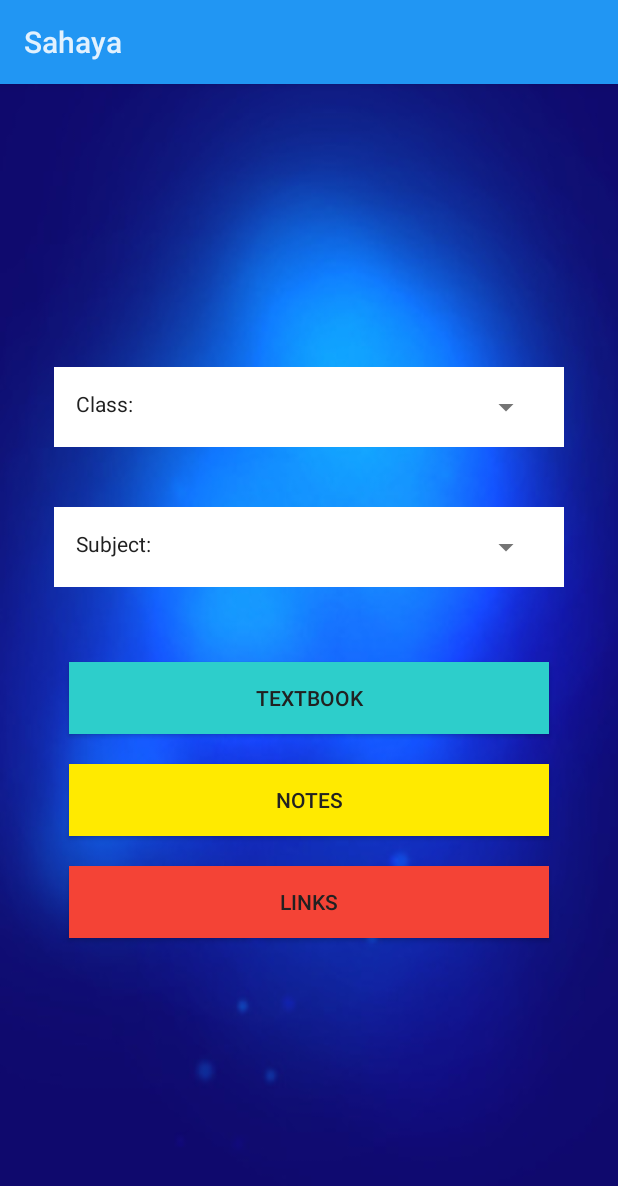
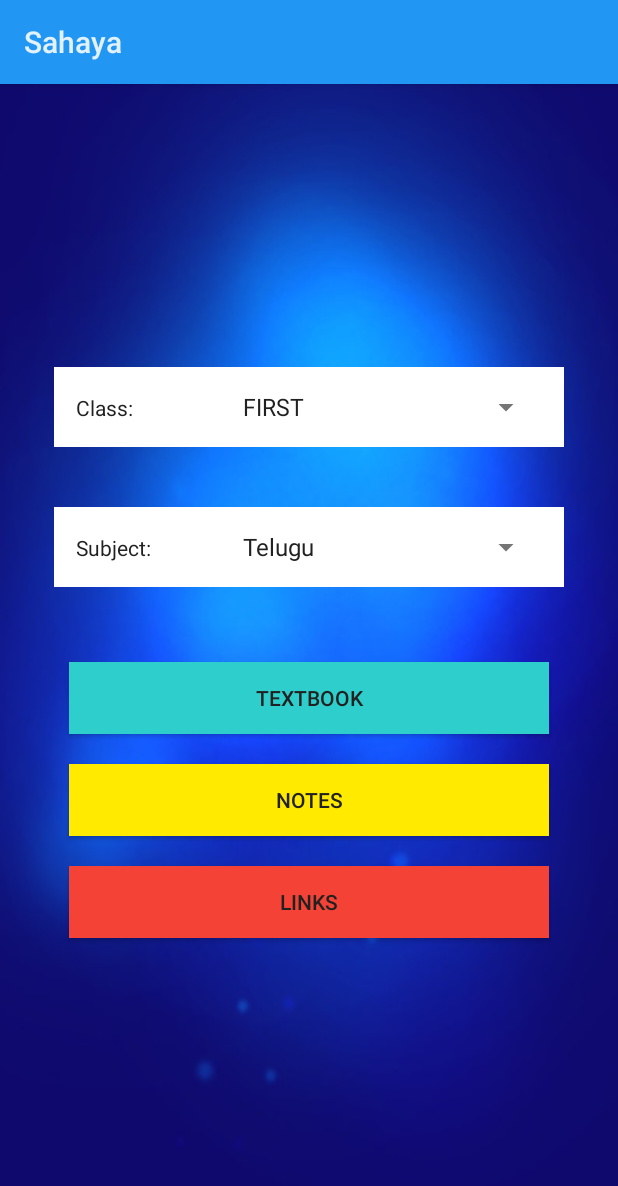
Before and after one commit to HITAM-EPICS/sahaya, an Android app: the MaterialActivity screen opened directly, with no data from a screen before it, on a phone screen of 412 x 824 dp. Shown: the top 1186 px of the screen. Run offline under Robolectric (Android 15) with nearby library versions, the phone set to English and light mode, and no system bars.

Commit message:
Materials

```diff
--- a/app/src/main/AndroidManifest.xml
+++ b/app/src/main/AndroidManifest.xml
@@ -30,7 +30,6 @@
             android:name=".RegistrationActivity"
             android:theme="@style/AppThemeNoActionBar" />
         <activity android:name=".DashboardActivity" />
-        <activity android:name=".DonateActivity" />
         <activity
             android:name=".TimetableActivity"
             android:label="Timetable" />
--- a/app/src/main/java/hitam/epics/sahaya/HomeActivity.java
+++ b/app/src/main/java/hitam/epics/sahaya/HomeActivity.java
@@ -94,8 +94,7 @@ public class HomeActivity extends Activity {
         startActivity(new Intent(this, RegistrationActivity.class));
     }
 
-
-    public void donate(View view) {
-        startActivity(new Intent(this, DonateActivity.class));
+    public void about(View view) {
+        startActivity(new Intent(this, AboutActivity.class));
     }
 }
--- a/app/src/main/java/hitam/epics/sahaya/MaterialActivity.java
+++ b/app/src/main/java/hitam/epics/sahaya/MaterialActivity.java
@@ -1,13 +1,87 @@
 package hitam.epics.sahaya;
 
 import android.app.Activity;
+import android.content.Intent;
+import android.net.Uri;
 import android.os.Bundle;
+import android.view.View;
+import android.widget.AdapterView;
+import android.widget.ArrayAdapter;
+import android.widget.Spinner;
+
+import java.util.ArrayList;
+import java.util.Arrays;
 
 public class MaterialActivity extends Activity {
+    private Spinner ClassSpinner;
+    private Spinner SubjectSpinner;
+    private ArrayList<String> SubjectList;
+    private ArrayAdapter<String> SubjectAdapter;
 
     @Override
     protected void onCreate(Bundle savedInstanceState) {
         super.onCreate(savedInstanceState);
         setContentView(R.layout.activity_material);
+        ClassSpinner = (Spinner) findViewById(R.id.class_spinner);
+        SubjectSpinner = (Spinner) findViewById(R.id.subject_spinner);
+
+        String s = ClassSpinner.getSelectedItem().toString();
+        SubjectList = new ArrayList<>();
+        SubjectList.addAll(Arrays.asList(getResources().getStringArray(R.array.FIRST)));
+        SubjectAdapter = new ArrayAdapter<String>(this, android.R.layout.simple_spinner_item, SubjectList);
+        SubjectAdapter.setDropDownViewResource(android.R.layout.simple_spinner_dropdown_item);
+        SubjectSpinner.setAdapter(SubjectAdapter);
+
+        ClassSpinner.setOnItemSelectedListener(new AdapterView.OnItemSelectedListener() {
+            @Override
+            public void onItemSelected(AdapterView<?> parent, View view, int position, long id) {
+                SubjectList.clear();
+                switch (position) {
+                    case 0:
+                        SubjectList.addAll(Arrays.asList(getResources().getStringArray(R.array.FIRST)));
+                        break;
+                    case 1:
+                        SubjectList.addAll(Arrays.asList(getResources().getStringArray(R.array.SECOND)));
+                        break;
+                    case 2:
+                        SubjectList.addAll(Arrays.asList(getResources().getStringArray(R.array.THIRD)));
+                        break;
+                    case 3:
+                        SubjectList.addAll(Arrays.asList(getResources().getStringArray(R.array.FOURTH)));
+                        break;
+                    case 4:
+                        SubjectList.addAll(Arrays.asList(getResources().getStringArray(R.array.FIFTH)));
+                        break;
+                    case 5:
+                        SubjectList.addAll(Arrays.asList(getResources().getStringArray(R.array.SIXTH)));
+                        break;
+                    case 6:
+                        SubjectList.addAll(Arrays.asList(getResources().getStringArray(R.array.SEVENTH)));
+                        break;
+                    case 7:
+                        SubjectList.addAll(Arrays.asList(getResources().getStringArray(R.array.EIGHTH)));
+                        break;
+                }
+                SubjectAdapter.notifyDataSetChanged();
+            }
+
+            @Override
+            public void onNothingSelected(AdapterView<?> parent) {
+
+            }
+        });
+    }
+
+    public void DownloadTextbook(View view) {
+        String[] TextbookLinks = getResources().getStringArray(R.array.textbooks);
+        int SelectedClass = ClassSpinner.getSelectedItemPosition();
+        String[] SelectedClassTextBookLinks = TextbookLinks[SelectedClass].split(";");
+        int SelectedSubject = SubjectSpinner.getSelectedItemPosition();
+        String SelectedSubjectLink = SelectedClassTextBookLinks[SelectedSubject];
+
+        String path = getString(R.string.textbooks_path);
+
+        Intent TextbookDownloadIntent = new Intent(Intent.ACTION_VIEW, Uri.parse(path + SelectedSubjectLink));
+        startActivity(TextbookDownloadIntent);
     }
 }
--- a/app/src/main/res/layout/activity_material.xml
+++ b/app/src/main/res/layout/activity_material.xml
@@ -25,9 +25,12 @@
             android:text="@string/class_text" />
 
         <Spinner
+            android:id="@+id/class_spinner"
             android:layout_width="0dp"
             android:layout_height="wrap_content"
-            android:layout_weight="2" />
+            android:spinnerMode="dropdown"
+            android:layout_weight="2"
+            android:entries="@array/classes" />
     </LinearLayout>
 
     <LinearLayout
@@ -43,6 +46,7 @@
             android:text="@string/subject" />
 
         <Spinner
+            android:id="@+id/subject_spinner"
             android:layout_width="0dp"
             android:layout_height="wrap_content"
             android:layout_weight="2" />
@@ -60,6 +64,7 @@
             android:layout_height="wrap_content"
             android:layout_margin="10dp"
             android:background="#2dcecb"
+            android:onClick="DownloadTextbook"
             android:text="Textbook" />
 
         <Button
--- /dev/null
+++ b/app/src/main/res/values/arrays.xml
@@ -0,0 +1,85 @@
+<?xml version="1.0" encoding="utf-8"?>
+<resources>
+    <string-array name="classes">
+        <item>FIRST</item>
+        <item>SECOND</item>
+        <item>THIRD</item>
+        <item>FOURTH</item>
+        <item>FIFTH</item>
+        <item>SIXTH</item>
+        <item>SEVENTH</item>
+        <item>EIGHTH</item>
+    </string-array>
+
+    <string-array name="FIRST">
+        <item>Telugu</item>
+        <item>English</item>
+        <item>Maths</item>
+    </string-array>
+
+    <string-array name="SECOND">
+        <item>Telugu</item>
+        <item>English</item>
+        <item>Maths</item>
+    </string-array>
+
+    <string-array name="THIRD">
+        <item>Telugu</item>
+        <item>English</item>
+        <item>Maths</item>
+        <item>EVS</item>
+    </string-array>
+
+    <string-array name="FOURTH">
+        <item>Telugu</item>
+        <item>English</item>
+        <item>Maths</item>
+        <item>EVS</item>
+    </string-array>
+
+    <string-array name="FIFTH">
+        <item>Telugu</item>
+        <item>English</item>
+        <item>Maths</item>
+        <item>EVS</item>
+    </string-array>
+
+    <string-array name="SIXTH">
+        <item>Telugu</item>
+        <item>Hindi</item>
+        <item>English</item>
+        <item>Maths</item>
+        <item>General Science</item>
+        <item>Social Science</item>
+    </string-array>
+
+    <string-array name="SEVENTH">
+        <item>Telugu</item>
+        <item>Hindi</item>
+        <item>English</item>
+        <item>Maths</item>
+        <item>General Science</item>
+        <item>Social Science</item>
+    </string-array>
+
+    <string-array name="EIGHTH">
+        <item>Telugu</item>
+        <item>Hindi</item>
+        <item>English</item>
+        <item>Maths</item>
+        <item>Physics</item>
+        <item>Biology</item>
+        <item>Social Science</item>
+    </string-array>
+
+    <string-array name="textbooks">
+        <item>1_TEL.pdf;1_ENG.pdf;1TM_MAT.pdf</item>
+        <item>2_TEL.pdf;2_ENG.pdf;2TM_MAT.pdf</item>
+        <item>3_TEL.pdf;3_ENG.pdf;3TM_MAT.pdf;3TM_EVS.pdf</item>
+        <item>4_TEL.pdf;4_ENG.pdf;4TM_MAT.pdf;4TM_EVS.pdf</item>
+        <item>5_TEL.pdf;5_ENG.pdf;5TM_MAT.pdf;5TM_EVS.pdf</item>
+        <item>6_TEL.pdf;6TM_HIN.pdf;6_ENG.pdf;6TM_MAT.pdf;6TM_GENSC.pdf;6TM_SOC.pdf</item>
+        <item>7_TEL.pdf;7TM_HIN.pdf;7_ENG.pdf;7TM_MAT.pdf;7TM_GENSC.pdf;7TM_SOC.pdf</item>
+        <item>8_TEL.pdf;8TM_HIN.pdf;8_ENG.pdf;8TM_MAT.pdf;8TM_PHT.pdf;8TM_BIO.pdf;8TM_SOC.pdf</item>
+    </string-array>
+</resources>
--- a/app/src/main/res/values/strings.xml
+++ b/app/src/main/res/values/strings.xml
@@ -26,4 +26,6 @@
     <string name="enter_your_message_here">Enter Your Message Here</string>
     <string name="no_messages">No Messages</string>
     <string name="logout">Logout</string>
+
+    <string name="textbooks_path">http://scert.telangana.gov.in/sites/default/files/publication/ebooks/</string>
 </resources>
```
Also changed, not shown: app/src/main/java/hitam/epics/sahaya/DonateActivity.java (deleted, +0 -14 lines), app/src/main/res/layout/activity_donate.xml (deleted, +0 -38 lines), app/src/main/res/layout/activity_home.xml (+1 -7 lines).
